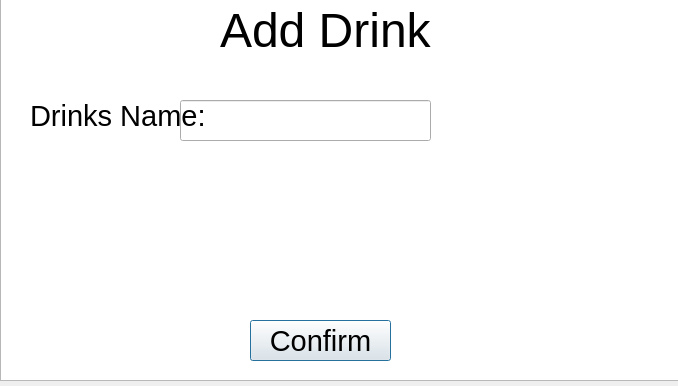
Above: Client/Client/adddrinkmenu.ui from DuweBTC/Semesterprojekt3 before the change. Below: the same form after it.
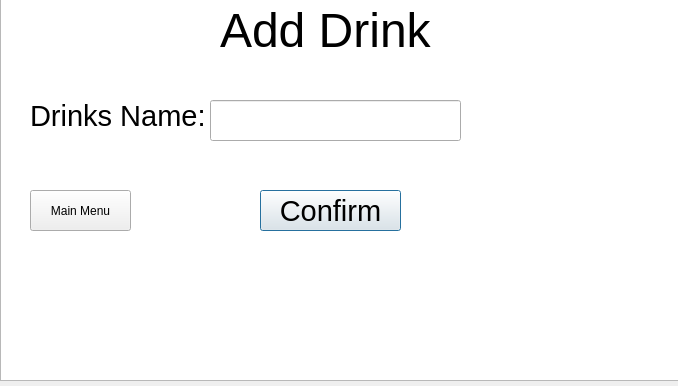
That is the form after the change.

Diff of the .ui file:
```diff
--- a/Client/Client/adddrinkmenu.ui
+++ b/Client/Client/adddrinkmenu.ui
@@ -44,7 +44,7 @@
   <widget class="QLineEdit" name="lineAddDrinkName">
    <property name="geometry">
     <rect>
-     <x>180</x>
+     <x>210</x>
      <y>100</y>
      <width>251</width>
      <height>41</height>
@@ -77,8 +77,8 @@
   <widget class="QPushButton" name="pushButtonAddDrink">
    <property name="geometry">
     <rect>
-     <x>250</x>
-     <y>320</y>
+     <x>260</x>
+     <y>190</y>
      <width>141</width>
      <height>41</height>
     </rect>
@@ -92,6 +92,19 @@
     <string>Confirm</string>
    </property>
   </widget>
+  <widget class="QPushButton" name="pushButton">
+   <property name="geometry">
+    <rect>
+     <x>30</x>
+     <y>190</y>
+     <width>101</width>
+     <height>41</height>
+    </rect>
+   </property>
+   <property name="text">
+    <string>Main Menu</string>
+   </property>
+  </widget>
  </widget>
  <resources/>
  <connections/>
```
